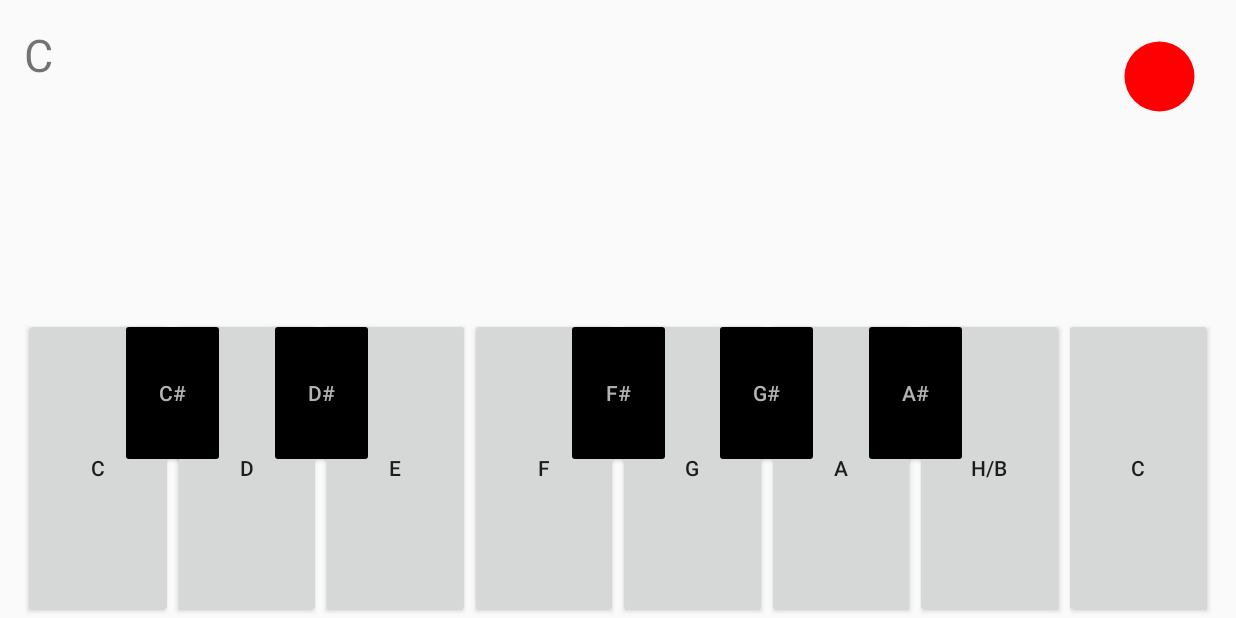
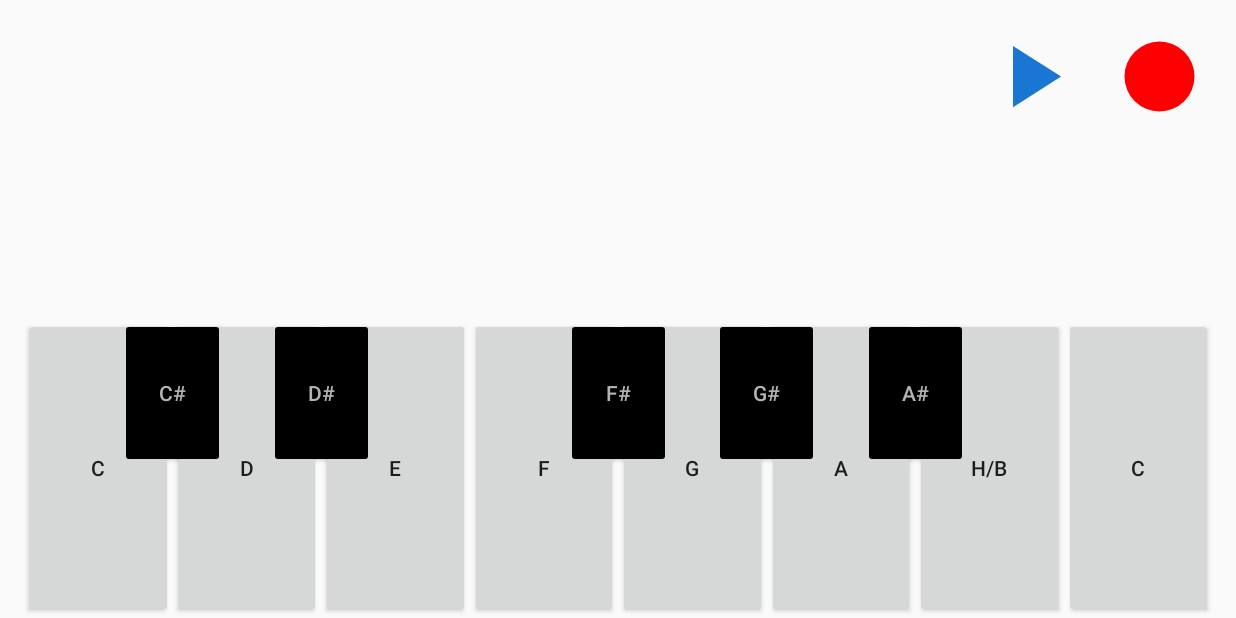
Before and after one commit to QndziaPL/TapForMelody, an Android app: the screen it shows after launch (MainActivity), after a tap on an icon or button, on a phone screen of 824 x 412 dp (held sideways). Run offline under Robolectric (Android 15) with nearby library versions, the light colour scheme and no system bars; our stand-ins replace data binding.

Commit message:
added more logic buttons functionality to hide buttons functionality to record and play only in some conditions

```diff
--- a/app/src/main/java/com/qndzia/tapformelody/notes/Note.kt
+++ b/app/src/main/java/com/qndzia/tapformelody/notes/Note.kt
@@ -11,25 +11,25 @@
 
     C("C", R.raw.c),
 
-    Csharp("Csharp", R.raw.csharp),
+    Csharp("C#", R.raw.csharp),
 
     D("D", R.raw.d),
 
-    Dsharp("Dsharp", R.raw.dsharp),
+    Dsharp("D#", R.raw.dsharp),
 
     E("E", R.raw.e),
 
     F("F", R.raw.f),
 
-    Fsharp("Fsharp", R.raw.fsharp),
+    Fsharp("F#", R.raw.fsharp),
 
     G("G", R.raw.g),
 
-    Gsharp("Gsharp", R.raw.gsharp),
+    Gsharp("G#", R.raw.gsharp),
 
     A("A", R.raw.a),
 
-    Asharp("Asharp", R.raw.asharp),
+    Asharp("A#", R.raw.asharp),
 
     H("H", R.raw.h),
 
--- a/app/src/main/java/com/qndzia/tapformelody/playandrecord/PlayAndRecord.kt
+++ b/app/src/main/java/com/qndzia/tapformelody/playandrecord/PlayAndRecord.kt
@@ -1,5 +1,6 @@
 package com.qndzia.tapformelody.playandrecord
 
+import android.graphics.Color
 import android.media.MediaPlayer
 import android.os.Bundle
 import android.os.Handler
@@ -8,6 +9,8 @@
 import android.view.LayoutInflater
 import android.view.View
 import android.view.ViewGroup
+import android.widget.Toast
+import androidx.core.view.isVisible
 import androidx.lifecycle.Observer
 import androidx.lifecycle.ViewModel
 import androidx.lifecycle.ViewModelProvider
@@ -35,16 +38,27 @@
             Observer {
                 if (it) {
                     recordButton.text = "Rec"
-//                    notesPlayed.text = viewModel.nutki
+                    notesPlayed.setTextColor(Color.RED)
+                    playButton.visibility = View.INVISIBLE
+
                 } else {
                     recordButton.text = ""
-//                    notesPlayed.text = viewModel.nutki
+                    notesPlayed.setTextColor(Color.BLACK)
+                    playButton.visibility = View.VISIBLE
+
                 }
             })
 
         viewModel.myMelody.observe(viewLifecycleOwner,
-        Observer { notesPlayed.text = viewModel.myMelody.value })
+            Observer { notesPlayed.text = viewModel.myMelody.value })
 
+        viewModel.noteListSize.observe(viewLifecycleOwner,
+            Observer {
+                if (it == 14 && viewModel.isRecording.value == true) {
+                    Toast.makeText(context, "You can record only 1 note more!!!", Toast.LENGTH_LONG)
+                        .show()
+                }
+            })
 
         return binding.root
     }
--- /dev/null
+++ b/app/src/main/res/drawable/ic_play.xml
@@ -0,0 +1,5 @@
+<vector android:height="50dp" android:tint="#1976D2"
+    android:viewportHeight="24.0" android:viewportWidth="24.0"
+    android:width="50dp" xmlns:android="http://schemas.android.com/apk/res/android">
+    <path android:fillColor="#FF000000" android:pathData="M8,5v14l11,-7z"/>
+</vector>
--- a/app/src/main/res/layout/fragment_play_and_record.xml
+++ b/app/src/main/res/layout/fragment_play_and_record.xml
@@ -19,15 +19,29 @@
 
         <TextView
             android:id="@+id/notesPlayed"
-            android:layout_width="wrap_content"
-            android:layout_height="wrap_content"
+            android:layout_width="0dp"
+            android:layout_height="0dp"
             android:layout_marginStart="16dp"
             android:layout_marginTop="16dp"
-            android:textSize="30sp"
+            android:layout_marginEnd="16dp"
+            android:layout_marginBottom="16dp"
+
+            android:textSize="50sp"
+            app:layout_constraintBottom_toTopOf="@+id/whiteKeysLayout"
+            app:layout_constraintEnd_toStartOf="@+id/playButton"
             app:layout_constraintStart_toStartOf="parent"
             app:layout_constraintTop_toTopOf="parent"
+            tools:text="c d e f " />
 
-            tools:text="c d e f " />
+        <Button
+            android:id="@+id/playButton"
+            android:layout_width="70dp"
+            android:layout_height="70dp"
+            android:layout_marginEnd="16dp"
+            android:onClick="@{() -> viewModel.onPlayPressed()}"
+            android:background="@drawable/ic_play"
+            app:layout_constraintBaseline_toBaselineOf="@+id/recordButton"
+            app:layout_constraintEnd_toStartOf="@+id/recordButton" />
 
         <Button
             android:id="@+id/recordButton"
```
Also changed, not shown: app/src/main/java/com/qndzia/tapformelody/playandrecord/PlayAndRecorvViewModel.kt (+60 -11 lines), app/src/main/java/com/qndzia/tapformelody/player/MelodyPlayer.kt (added, +8 -0 lines).
